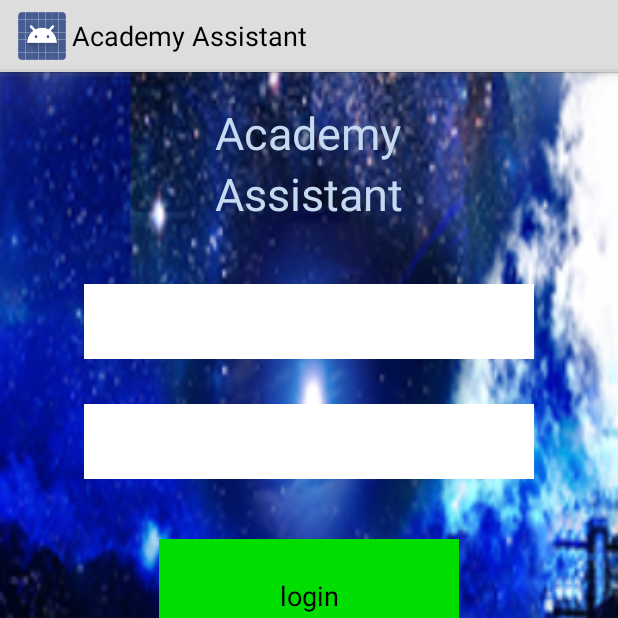
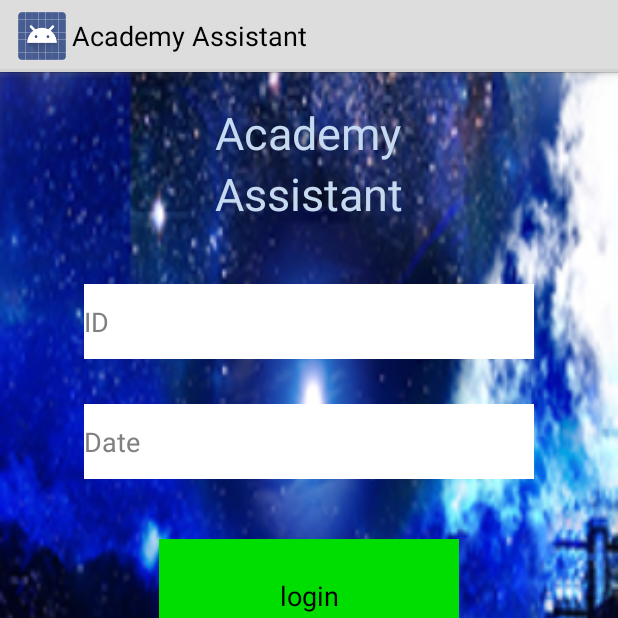
Before and after one commit to evanase/Project-App, an Android app: the screen it shows after launch (MainActivity), on a phone screen of 412 x 824 dp, the top half of it. Run offline under Robolectric (Android 15) with nearby library versions, the phone set to English and light mode, and no system bars.

Commit message:
Version 3

```diff
--- a/App/Login/app/src/main/java/com/example/mononi/test/MainActivity.java
+++ b/App/Login/app/src/main/java/com/example/mononi/test/MainActivity.java
@@ -10,6 +10,7 @@ import android.widget.Button;
 import android.widget.EditText;
 import android.content.ContentValues;
 import android.database.sqlite.SQLiteDatabase;
+import android.widget.Toast;
 
 /*import static com.example.mononi.test.Constants.CONTENT;
 import static com.example.mononi.test.Constants.TABLE_NAME;
@@ -45,9 +46,26 @@ public class MainActivity extends Activity {
         private void addNote(String str) {*/
 
 
+        Button login=(Button)findViewById(R.id.login);
+        final EditText id=(EditText)findViewById(R.id.id);
+        final EditText date=(EditText)findViewById(R.id.date);
 
+        login.setOnClickListener(new View.OnClickListener() {
+            @Override
+            public void onClick(View v){
+              if(id.getText().toString().equals("5839010039") &&
+                      date.getText().toString().equals("19/12/2539")){
+                    Intent intent = new Intent(MainActivity.this, MenuActivity.class);
 
-        Button loginButton = (Button) findViewById(R.id.login);
+                    startActivity(intent);
+                    }
+                else{
+                  Toast.makeText(getApplicationContext(), "ID or Date wrong",Toast.LENGTH_SHORT).show();
+              }
+            }
+                                 });
+
+        /*Button loginButton = (Button) findViewById(R.id.login);
         loginButton.setOnClickListener(new View.OnClickListener() {
             @Override
             public void onClick(View v) {
@@ -55,6 +73,6 @@ public class MainActivity extends Activity {
 
                 startActivity(intent);
             }
-        });
+        });*/
     }
 }
--- a/App/Login/app/src/main/java/com/example/mononi/test/ProfileStudentActivity.java
+++ b/App/Login/app/src/main/java/com/example/mononi/test/ProfileStudentActivity.java
@@ -1,8 +1,11 @@
 package com.example.mononi.test;
 
 import android.app.Activity;
+import android.content.Context;
 import android.content.Intent;
+import android.content.SharedPreferences;
 import android.database.Cursor;
+import android.graphics.Bitmap;
 import android.graphics.BitmapFactory;
 import android.net.Uri;
 import android.os.Bundle;
@@ -19,6 +22,8 @@ import it.sephiroth.android.library.imagezoom.ImageViewTouch;
  * Created by Evanase on 6/19/2016.
  */
 public class ProfileStudentActivity extends Activity {
+
+    private static Bitmap img;
 
     private static int RESULT_LOAD_IMAGE = 1;
 
--- a/App/Login/app/src/main/res/layout/activity_login.xml
+++ b/App/Login/app/src/main/res/layout/activity_login.xml
@@ -38,7 +38,8 @@
         android:layout_height="50dp"
         android:inputType="number"
         android:ems="10"
-        android:id="@+id/editText"
+        android:id="@+id/id"
+        android:hint="@string/id"
         android:background="@color/id_backgrond"
         android:layout_below="@+id/textView2"
         android:layout_marginTop="40dp"
@@ -49,9 +50,10 @@
         android:layout_height="50dp"
         android:inputType="date"
         android:ems="10"
-        android:id="@+id/editText2"
+        android:id="@+id/date"
+        android:hint="@string/date"
         android:background="@color/pass_backgrond"
-        android:layout_below="@+id/editText"
+        android:layout_below="@+id/id"
         android:layout_centerHorizontal="true"
         android:layout_marginTop="30dp" />
 
@@ -60,7 +62,7 @@
         android:layout_height="75dp"
         android:text="@string/login"
         android:id="@+id/login"
-        android:layout_below="@+id/editText2"
+        android:layout_below="@+id/date"
         android:layout_marginTop="40dp"
         android:background="@color/login"
         android:layout_centerHorizontal="true" />
--- a/App/Login/app/src/main/res/values/strings.xml
+++ b/App/Login/app/src/main/res/values/strings.xml
@@ -21,5 +21,7 @@
     <string name="usersa">User A (Student)</string>
     <string name="userta">User A (Teacher)</string>
     <string name="save">Save</string>
+    <string name="id">ID</string>
+    <string name="date">Date</string>
 
 </resources>
```
